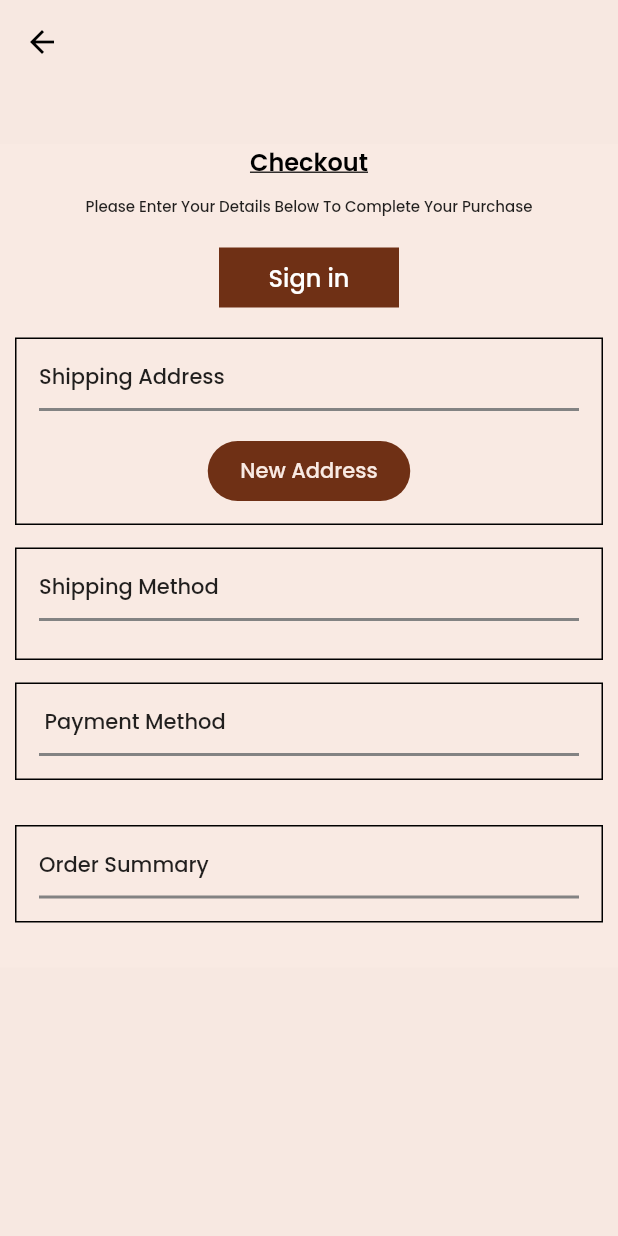
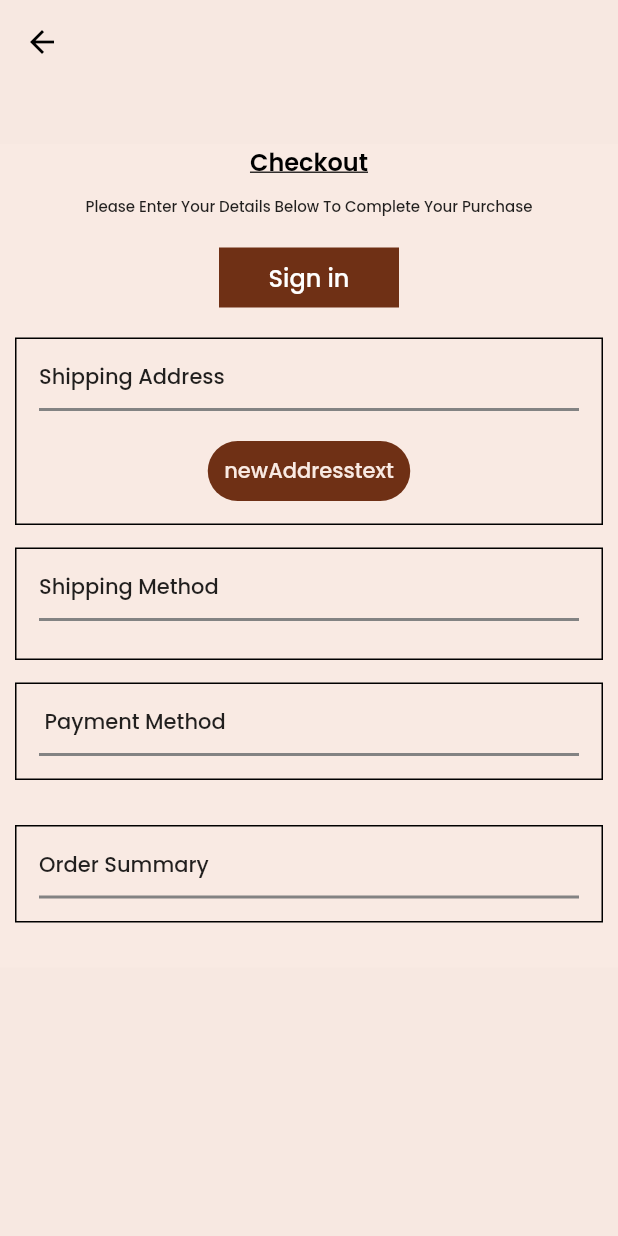
Before and after one commit to amaugarci/sololuxuryflutter, a Flutter app: the CheckoutOrderScreen screen opened by its route, on a phone screen of 412 x 824 dp. Run offline on Flutter 3.47's test engine with Material 2 defaults, Android fonts, the phone set to English and light mode, and no system bars; our stand-ins replace awesome_dialog, cached_network_image, carousel_slider, connectivity_plus, datetime_picker_formfield, dio and 14 more; missing offline and left inert: connectivity_plus_web, dio_http_cache, firebase_core_web, firebase_messaging_web, livechatt, shared_preferences_web and 1 more; accounts and stored records are empty; network calls fail; project files that could hold a hidden picture were left out.

Commit message:
Add Language Constants

```diff
--- a/lib/app/screens/checkout_order/checkout_order_screen.dart
+++ b/lib/app/screens/checkout_order/checkout_order_screen.dart
@@ -438,7 +438,7 @@ class CheckoutOrderScreen extends GetView<CheckoutOrderController> {
           color: appColorButton,
           borderRadius: 20.0,
           child: CommonTextPoppins(
-            "New Address",
+            LanguageConstant.newAddressText.tr,
             fontSize: 14.0,
             fontWeight: FontWeight.w500,
             color: appColorAccent,
@@ -631,7 +631,7 @@ class CheckoutOrderScreen extends GetView<CheckoutOrderController> {
                         ),
                         Expanded(
                           child: CommonTextOpenSans(
-                            "My billing and shipping address are the same",
+                            LanguageConstant.myBillingShipAddressSameText.tr,
                             fontSize: 14,
                             fontWeight: FontWeight.w400,
                           ),
@@ -731,7 +731,7 @@ class CheckoutOrderScreen extends GetView<CheckoutOrderController> {
                                   color: appColorButton,
                                   borderRadius: 20.0,
                                   child: CommonTextPoppins(
-                                    "New Address",
+                                    LanguageConstant.newAddressText.tr,
                                     fontSize: 14.0,
                                     fontWeight: FontWeight.w500,
                                     color: appColorAccent,
--- a/lib/utils/lang_directory/en.dart
+++ b/lib/utils/lang_directory/en.dart
@@ -335,4 +335,6 @@ const Map<String, String> en = {
   "teamSoloLuxuryText": "Team Solo Luxury.",
   "wehaveRecivedText":
       "We have received your request and your request Id is - Please Check the status of your request at @@@@. contact us at care@sololuxury.com - for any query with regards to request.",
+  "newAddressText": "New Address",
+  "myBillingShipAddressSameText": "My billing and shipping address are the same",
 };
--- a/lib/utils/lang_directory/language_constant.dart
+++ b/lib/utils/lang_directory/language_constant.dart
@@ -173,6 +173,10 @@ class LanguageConstant {
 
   static const String accessYourAccountDetailsText =
       "accessYourAccountDetailsText";
+  static const String newAddressText =
+      "newAddresstext";
+  static const String myBillingShipAddressSameText =
+      "myBillingShipAddressSameText";
 
   //TODO:Brijesh
   static const String yourEmail1Text = "Your E-Mail";
```
